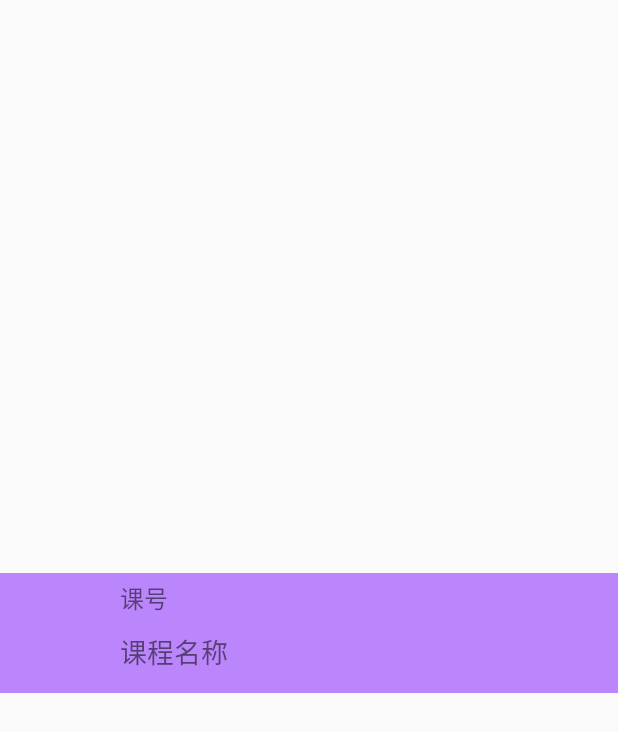
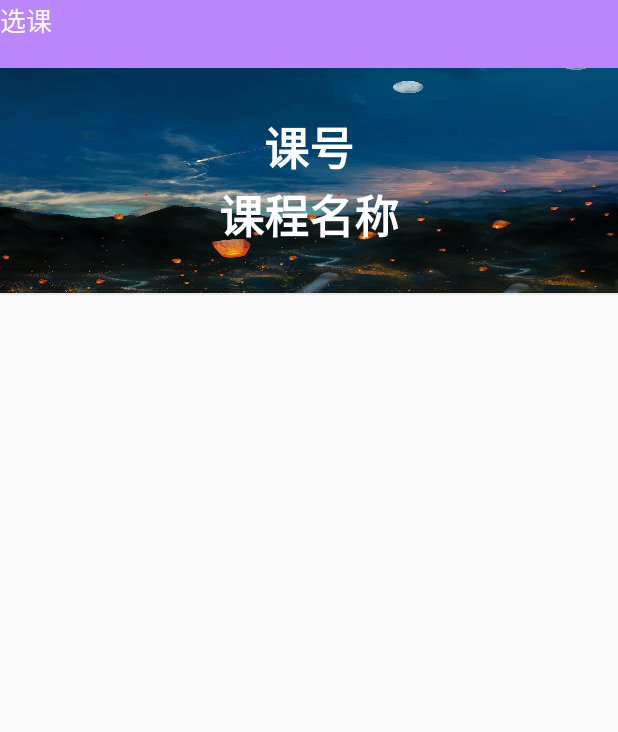
Before and after one commit to Acker777/Android_sign-in_system, an Android app: the layout student_course_list.xml on its own in the app's theme, with its tools: preview values and no code run, on a phone screen of 412 x 824 dp. Shown: the top 732 px of the screen. Run offline under Robolectric (Android 15) with nearby library versions, the phone set to English and light mode, and no system bars.

Commit message:
安卓部分布局修改
安卓部分布局修改

```diff
--- a/app/src/main/res/layout/course_register.xml
+++ b/app/src/main/res/layout/course_register.xml
@@ -2,6 +2,7 @@
 <android.support.constraint.ConstraintLayout xmlns:android="http://schemas.android.com/apk/res/android"
     xmlns:tools="http://schemas.android.com/tools"
     android:layout_width="match_parent"
+    android:background="@drawable/q6"
     android:layout_height="match_parent"
     xmlns:app="http://schemas.android.com/apk/res-auto">
     <RelativeLayout
@@ -11,9 +12,13 @@
 
         <EditText
             android:id="@+id/courseNum"
+            android:text="课号："
+            android:layout_width="match_parent"
             android:layout_height="50dp"
-        android:layout_width="150dp"
-        android:text="课号："
+            android:layout_marginTop="20dp"
+            android:background="@drawable/rounded_edittext"
+            android:gravity="center"
+            android:textColor="@android:color/white"
             android:layout_alignParentStart="true"
             android:layout_alignParentLeft="true"
             android:layout_alignParentTop="true"
@@ -21,7 +26,6 @@
             android:layout_alignParentRight="true"
             android:layout_marginStart="50dp"
             android:layout_marginLeft="50dp"
-        android:layout_marginTop="30dp"
             android:layout_marginEnd="50dp"
             android:layout_marginRight="50dp"
             android:editable="false"
@@ -30,8 +34,11 @@
 
         <EditText
             android:id="@+id/courseName"
+            android:layout_width="match_parent"
             android:layout_height="50dp"
-        android:layout_width="150dp"
+            android:gravity="center"
+            android:background="@drawable/rounded_edittext"
+            android:textColor="@android:color/white"
             android:hint="课程名称："
             android:layout_alignParentStart="true"
             android:layout_alignParentLeft="true"
@@ -47,11 +54,13 @@
             tools:ignore="Deprecated,MissingConstraints"
             />
 
-
         <EditText
             android:id="@+id/teacherName"
+            android:layout_width="match_parent"
             android:layout_height="50dp"
-        android:layout_width="50dp"
+            android:gravity="center"
+            android:background="@drawable/rounded_edittext"
+            android:textColor="@android:color/white"
             android:hint="教师姓名:"
             android:layout_alignParentStart="true"
             android:layout_alignParentLeft="true"
@@ -67,6 +76,16 @@
             tools:ignore="Deprecated,MissingConstraints"
             />
 
+    </RelativeLayout>
+
+
+
+
+
+    <RelativeLayout
+        android:layout_width="0dp"
+        android:layout_height="wrap_content"
+        tools:ignore="MissingConstraints">
         <Button
             android:id="@+id/button"
             android:text="签到记录"
@@ -85,6 +104,12 @@
             android:editable="false"
             tools:ignore="Deprecated" />
 
+</RelativeLayout>
+    <RelativeLayout
+        android:layout_width="0dp"
+        android:layout_height="wrap_content"
+        tools:ignore="MissingConstraints">
+
         <ListView
             android:id="@+id/register_list"
             android:layout_width="409dp"
--- a/app/src/main/res/layout/student_course_list.xml
+++ b/app/src/main/res/layout/student_course_list.xml
@@ -1,82 +1,70 @@
 <?xml version="1.0" encoding="utf-8"?>
-<android.support.constraint.ConstraintLayout xmlns:android="http://schemas.android.com/apk/res/android"
+<LinearLayout
+    xmlns:android="http://schemas.android.com/apk/res/android"
     xmlns:app="http://schemas.android.com/apk/res-auto"
     xmlns:tools="http://schemas.android.com/tools"
     android:layout_width="match_parent"
-    android:layout_height="match_parent">
+    android:layout_height="match_parent"
+    android:orientation="vertical">
 
     <RelativeLayout
+        android:layout_width="match_parent"
+        android:layout_height="45dp"
+        android:background="@color/purple_200">
+
+        <TextView
+            android:layout_width="match_parent"
+            android:layout_height="match_parent"
+            android:layout_centerHorizontal="true"
+            android:layout_centerVertical="true"
+            android:text="选课"
+            android:textColor="#ffffff"
+            android:textSize="17dp" />
+
+
+    </RelativeLayout>
+
+    <LinearLayout
         android:id="@+id/course_item"
-        android:background="@color/purple_200"
-        android:layout_width="0dp"
-        android:layout_height="80dp"
-        app:layout_constraintBottom_toBottomOf="parent"
-        app:layout_constraintEnd_toEndOf="parent"
-        app:layout_constraintStart_toStartOf="parent"
-        app:layout_constraintTop_toTopOf="parent"
-        app:layout_constraintVertical_bias="0.513">
+        android:layout_width="match_parent"
+        android:layout_height="150dp"
+        android:background="@drawable/q5"
+        android:gravity="center_vertical"
+        android:orientation="vertical"
+        android:padding="30dp">
 
         <TextView
             android:id="@+id/tv_course_num"
-            android:layout_width="400dp"
-            android:layout_height="70dp"
-            android:layout_alignParentStart="true"
-            android:layout_alignParentLeft="true"
-            android:layout_alignParentEnd="true"
-            android:layout_alignParentRight="true"
-            android:layout_centerVertical="true"
-            android:layout_marginStart="80dp"
-            android:layout_marginLeft="20dp"
-            android:layout_marginEnd="10dp"
             android:text="课号"
-            android:textSize="16sp"
-            android:layout_marginRight="10dp" />
+            android:layout_width="match_parent"
+            android:layout_height="wrap_content"
+            android:gravity="center"
+            android:textColor="#ffffff"
+            android:textSize="30dp"
+            android:textStyle="bold" />
 
         <TextView
             android:id="@+id/tv_course_name"
-            android:layout_width="600dp"
-            android:layout_height="70dp"
-            android:layout_alignTop="@id/tv_course_num"
-            android:layout_alignParentStart="true"
-            android:layout_alignParentLeft="true"
-            android:layout_alignParentEnd="true"
-            android:layout_alignParentRight="true"
-            android:layout_centerVertical="true"
-            android:layout_marginStart="80dp"
-            android:layout_marginLeft="120dp"
-            android:layout_marginTop="34dp"
-            android:layout_marginEnd="5dp"
-            android:layout_marginRight="99dp"
             android:text="课程名称"
-            android:textSize="18sp" />
+            android:layout_width="match_parent"
+            android:layout_height="wrap_content"
+            android:gravity="center"
+            android:textColor="#ffffff"
+            android:textSize="30dp"
+            android:textStyle="bold" />
+    </LinearLayout>
 
-<!--        <TextView-->
-<!--            android:id="@+id/tv_teacher_name"-->
-<!--            android:layout_width="400dp"-->
-<!--            android:layout_height="70dp"-->
-<!--            android:layout_alignTop="@id/tv_course_name"-->
-<!--            android:layout_alignParentStart="true"-->
-<!--            android:layout_alignParentLeft="true"-->
-<!--            android:layout_alignParentEnd="true"-->
-<!--            android:layout_alignParentRight="true"-->
-<!--            android:layout_centerVertical="true"-->
-<!--            android:layout_marginStart="120dp"-->
-<!--            android:layout_marginLeft="120dp"-->
-<!--            android:layout_marginTop="30dp"-->
-<!--            android:layout_marginEnd="120dp"-->
-<!--            android:text="教师名称"-->
-<!--            android:textSize="16sp" />-->
+    <View
+        android:id="@+id/v_divider"
+        android:layout_width="match_parent"
+        android:layout_height="1dp"
+        android:background="#eaeaea" />
 
-        <View
-            android:id="@+id/v_divider"
-            android:layout_width="wrap_content"
-            android:layout_height="1dp"
-            android:layout_alignParentStart="true"
-            android:layout_alignParentLeft="true"
-            android:layout_alignParentEnd="true"
-            android:layout_alignParentRight="true"
-            android:layout_alignParentBottom="true"
-            android:background="@color/purple_200" />
 
-    </RelativeLayout>
-</android.support.constraint.ConstraintLayout>
+
+
+
+
+
+
+</LinearLayout>
```
Lines whose indentation alone changed are shown as unchanged.
